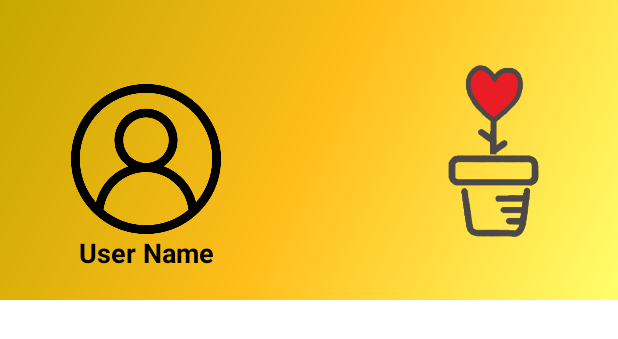
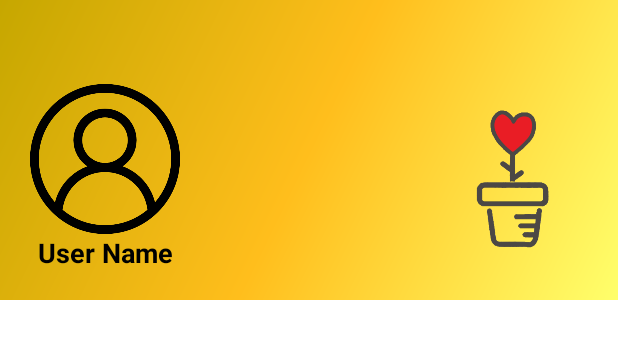
Before and after one commit to m-a-z-z-z/Plant_Monitor_App, an Android app: the layout main_drawer_header.xml on its own in the app's theme, with its tools: preview values and no code run, on a phone screen of 412 x 824 dp. Shown: the top 339 px of the screen. Run offline under Robolectric (Android 15) with nearby library versions, the light colour scheme and no system bars.

Commit message:
Spacing changes in nav header

```diff
--- a/app/build.gradle
+++ b/app/build.gradle
@@ -46,6 +46,7 @@ dependencies {
     implementation platform('com.google.firebase:firebase-bom:31.1.1')
     implementation 'com.airbnb.android:lottie:5.2.0'
     implementation files('libs/MPAndroidChart-v3.0.1.jar')
+    implementation 'com.google.firebase:firebase-storage:20.0.1'
     testImplementation 'junit:junit:4.13.2'
     androidTestImplementation 'androidx.test.ext:junit:1.1.5'
     androidTestImplementation 'androidx.test.espresso:espresso-core:3.5.1'
--- a/app/src/main/res/layout/main_drawer_header.xml
+++ b/app/src/main/res/layout/main_drawer_header.xml
@@ -16,7 +16,7 @@
         android:src="@drawable/user_profile"
         app:layout_constraintBottom_toBottomOf="parent"
         app:layout_constraintEnd_toEndOf="parent"
-        app:layout_constraintHorizontal_bias="0.1"
+        app:layout_constraintHorizontal_bias="0.0"
         app:layout_constraintStart_toStartOf="parent"
         app:layout_constraintTop_toTopOf="parent"
         app:layout_constraintVertical_bias="0.6" />
@@ -35,13 +35,13 @@
 
     <ImageView
         android:id="@+id/imageView2"
-        android:layout_width="125dp"
-        android:layout_height="125dp"
-        app:layout_constraintBottom_toBottomOf="parent"
+        android:layout_width="100dp"
+        android:layout_height="100dp"
+        app:layout_constraintBottom_toBottomOf="@+id/textView_userName"
         app:layout_constraintEnd_toEndOf="parent"
         app:layout_constraintHorizontal_bias="1.0"
         app:layout_constraintStart_toStartOf="parent"
-        app:layout_constraintTop_toTopOf="parent"
+        app:layout_constraintTop_toTopOf="@+id/user_image"
         app:srcCompat="@drawable/logo_transparent" />
 
 </androidx.constraintlayout.widget.ConstraintLayout>
```
